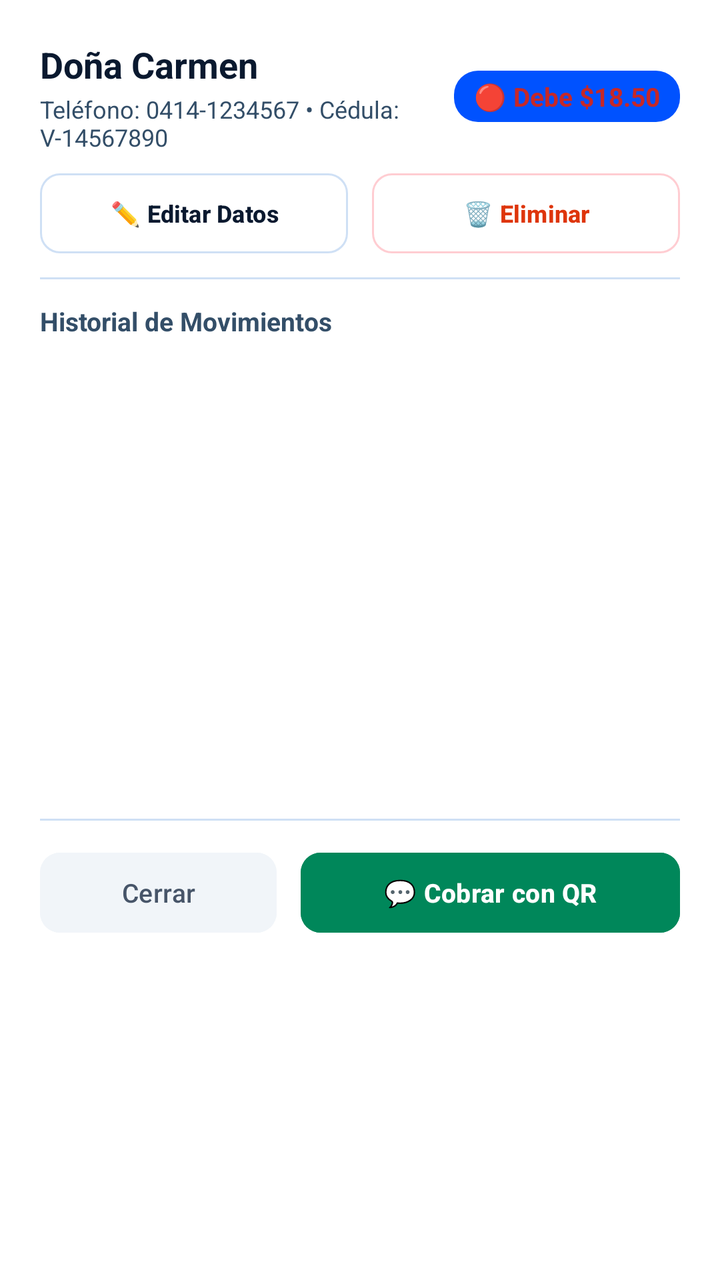
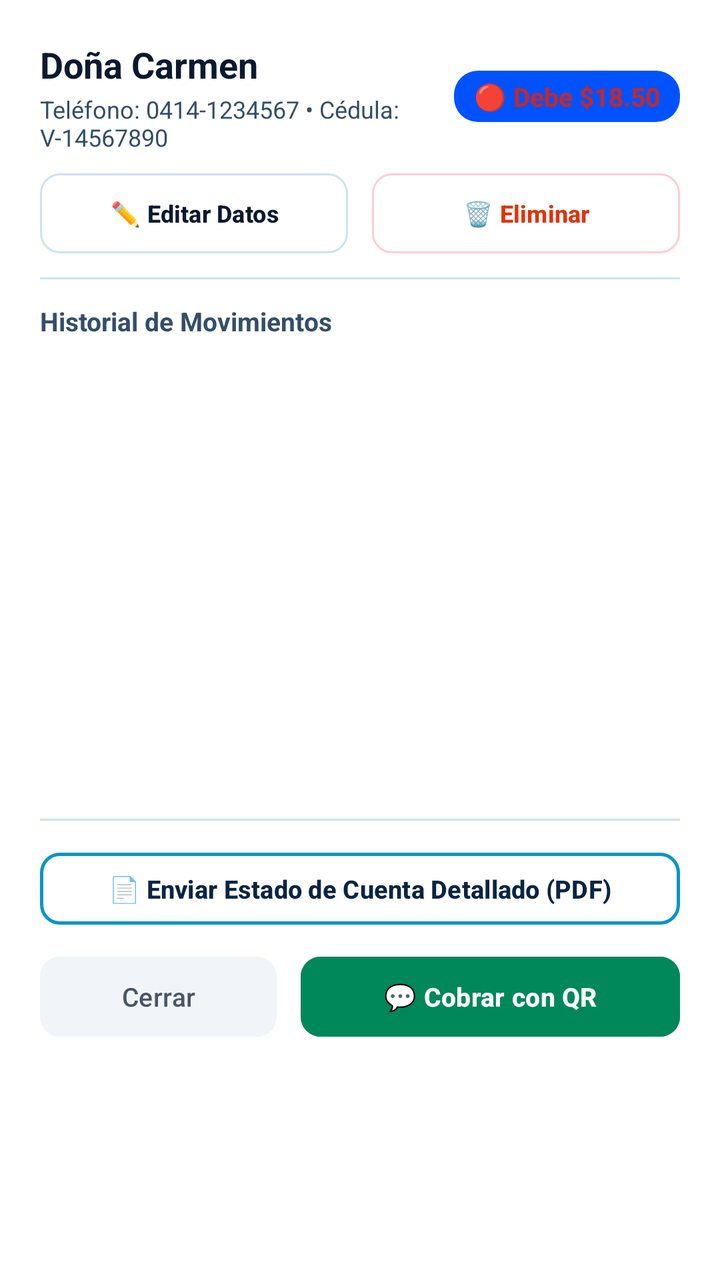

The first picture is an Android layout as it rendered before a commit; the second is the same layout after the commit. The layout source and the unified diff follow.
<!-- AndroidManifest.xml: application theme Theme.Zeasy -->
<!-- res/layout/dialog_debtor_detail.xml -->
<?xml version="1.0" encoding="utf-8"?>
<LinearLayout xmlns:android="http://schemas.android.com/apk/res/android"
    xmlns:app="http://schemas.android.com/apk/res-auto"
    android:layout_width="match_parent"
    android:layout_height="wrap_content"
    android:orientation="vertical"
    android:padding="20dp"
    android:background="@color/surface">

    
    <LinearLayout
        android:layout_width="match_parent"
        android:layout_height="wrap_content"
        android:orientation="horizontal"
        android:gravity="center_vertical">

        <LinearLayout
            android:layout_width="0dp"
            android:layout_height="wrap_content"
            android:layout_weight="1"
            android:orientation="vertical">

            <TextView
                android:id="@+id/tvDetailDebtorName"
                android:layout_width="wrap_content"
                android:layout_height="wrap_content"
                android:text="Doña Carmen"
                android:textStyle="bold"
                android:textColor="@color/text_primary"
                android:textSize="18sp" />

            <TextView
                android:id="@+id/tvDetailDebtorMeta"
                android:layout_width="wrap_content"
                android:layout_height="wrap_content"
                android:text="Teléfono: 0414-1234567 • Cédula: V-14567890"
                android:textColor="@color/text_secondary"
                android:textSize="12sp"
                android:layout_marginTop="2dp" />
        </LinearLayout>

        <TextView
            android:id="@+id/tvDetailBalanceBadge"
            android:layout_width="wrap_content"
            android:layout_height="wrap_content"
            android:text="🔴 Debe $18.50"
            android:textStyle="bold"
            android:textSize="13sp"
            android:paddingHorizontal="10dp"
            android:paddingVertical="4dp"
            android:background="@drawable/bg_badge_rounded"
            android:textColor="#C62828" />
    </LinearLayout>

    
    <LinearLayout
        android:layout_width="match_parent"
        android:layout_height="wrap_content"
        android:orientation="horizontal"
        android:layout_marginTop="10dp">

        <com.google.android.material.button.MaterialButton
            android:id="@+id/btnDetailEdit"
            style="@style/Widget.Material3.Button.OutlinedButton"
            android:layout_width="0dp"
            android:layout_height="40dp"
            android:layout_weight="1"
            android:layout_marginEnd="6dp"
            android:text="✏️ Editar Datos"
            android:textSize="12sp"
            android:textStyle="bold"
            android:textColor="@color/text_primary"
            app:strokeColor="@color/border"
            app:cornerRadius="10dp"
            android:insetTop="0dp"
            android:insetBottom="0dp" />

        <com.google.android.material.button.MaterialButton
            android:id="@+id/btnDetailDelete"
            style="@style/Widget.Material3.Button.OutlinedButton"
            android:layout_width="0dp"
            android:layout_height="40dp"
            android:layout_weight="1"
            android:layout_marginStart="6dp"
            android:text="🗑️ Eliminar"
            android:textSize="12sp"
            android:textStyle="bold"
            android:textColor="#DE350B"
            app:strokeColor="#FFCDD2"
            app:cornerRadius="10dp"
            android:insetTop="0dp"
            android:insetBottom="0dp" />
    </LinearLayout>

    <View
        android:layout_width="match_parent"
        android:layout_height="1dp"
        android:background="@color/border"
        android:layout_marginVertical="12dp" />

    <TextView
        android:layout_width="wrap_content"
        android:layout_height="wrap_content"
        android:text="Historial de Movimientos"
        android:textStyle="bold"
        android:textColor="@color/text_secondary"
        android:textSize="13sp" />

    
    <ScrollView
        android:layout_width="match_parent"
        android:layout_height="220dp"
        android:layout_marginTop="8dp">

        <LinearLayout
            android:id="@+id/layoutLedgerEntriesContainer"
            android:layout_width="match_parent"
            android:layout_height="wrap_content"
            android:orientation="vertical" />
    </ScrollView>

    <View
        android:layout_width="match_parent"
        android:layout_height="1dp"
        android:background="@color/border"
        android:layout_marginVertical="12dp" />

    
    <LinearLayout
        android:layout_width="match_parent"
        android:layout_height="wrap_content"
        android:orientation="horizontal">

        <com.google.android.material.button.MaterialButton
            android:id="@+id/btnDetailClose"
            android:layout_width="0dp"
            android:layout_height="48dp"
            android:layout_weight="1"
            android:layout_marginEnd="6dp"
            android:text="Cerrar"
            android:textSize="13sp"
            app:cornerRadius="10dp"
            android:backgroundTint="#F1F5F9"
            android:textColor="#475569" />

        <com.google.android.material.button.MaterialButton
            android:id="@+id/btnDetailShareWhatsApp"
            android:layout_width="0dp"
            android:layout_height="48dp"
            android:layout_weight="1.6"
            android:layout_marginStart="6dp"
            android:text="💬 Cobrar con QR"
            android:textSize="13sp"
            android:textStyle="bold"
            app:cornerRadius="10dp"
            android:backgroundTint="#00875A"
            android:textColor="@color/white" />
    </LinearLayout>

</LinearLayout>
<!-- resources referenced by this layout -->
<resources>
  <color name="border">#CFE0F5</color>
  <color name="surface">#FFFFFF</color>
  <color name="text_primary">#0A192F</color>
  <color name="text_secondary">#334E68</color>
  <color name="white">#FFFFFF</color>
  <!-- drawable bg_badge_rounded (drawable) -->
  <?xml version="1.0" encoding="utf-8"?>
  <shape xmlns:android="http://schemas.android.com/apk/res/android"
      android:shape="rectangle">
      <corners android:radius="12dp" />
      <solid android:color="@color/accent_blue" />
  </shape>
  <style name="Theme.Zeasy" parent="Theme.Material3.DayNight.NoActionBar">
          
          <item name="colorPrimary">@color/accent_green</item>
          <item name="colorPrimaryContainer">@color/accent_green_bg</item>
          <item name="colorOnPrimary">@color/white</item>
          <item name="colorSecondary">@color/accent_blue</item>
          <item name="colorSecondaryContainer">@color/accent_blue_bg</item>
  
          
          <item name="android:statusBarColor">@color/primary</item>
          <item name="android:windowLightStatusBar">false</item>
          <item name="android:colorBackground">@color/background</item>
  
          
          <item name="android:textColor">@color/text_primary</item>
  
          
          <item name="bottomNavigationStyle">@style/Widget.Zeasy.BottomNavigationView</item>
      </style>
  <color name="accent_blue">#0052FF</color>
  <color name="accent_green">#00875A</color>
  <color name="accent_green_bg">#E3FCEF</color>
  <color name="accent_blue_bg">#EFF6FF</color>
  <color name="primary">#0A2540</color>
  <color name="background">#F4F8FC</color>
  <style name="Widget.Zeasy.BottomNavigationView" parent="Widget.Material3.BottomNavigationView">
          <item name="itemRippleColor">@color/accent_green_bg</item>
          <item name="android:background">@color/surface</item>
          <item name="itemIconTint">@color/nav_selector</item>
          <item name="itemTextColor">@color/nav_selector</item>
      </style>
</resources>

<!-- the commit's change to res/layout/dialog_debtor_detail.xml (unified diff, before → after) -->
@@ -126,6 +126,22 @@
         android:layout_marginVertical="12dp" />
 
     
+    <com.google.android.material.button.MaterialButton
+        android:id="@+id/btnDetailSharePdf"
+        style="@style/Widget.Material3.Button.OutlinedButton"
+        android:layout_width="match_parent"
+        android:layout_height="44dp"
+        android:layout_marginBottom="8dp"
+        android:text="📄 Enviar Estado de Cuenta Detallado (PDF)"
+        android:textAllCaps="false"
+        android:textSize="12.5sp"
+        android:textStyle="bold"
+        android:textColor="@color/primary"
+        app:strokeColor="@color/accent_cyan"
+        app:strokeWidth="1.5dp"
+        app:cornerRadius="10dp" />
+
+    
     <LinearLayout
         android:layout_width="match_parent"
         android:layout_height="wrap_content"
<!-- resource entries referenced after the edit -->
@@ -1,5 +1,6 @@
 <!-- resources referenced by this layout -->
 <resources>
+  <color name="accent_cyan">#0096C7</color>
   <color name="border">#CFE0F5</color>
   <color name="surface">#FFFFFF</color>
   <color name="text_primary">#0A192F</color>
